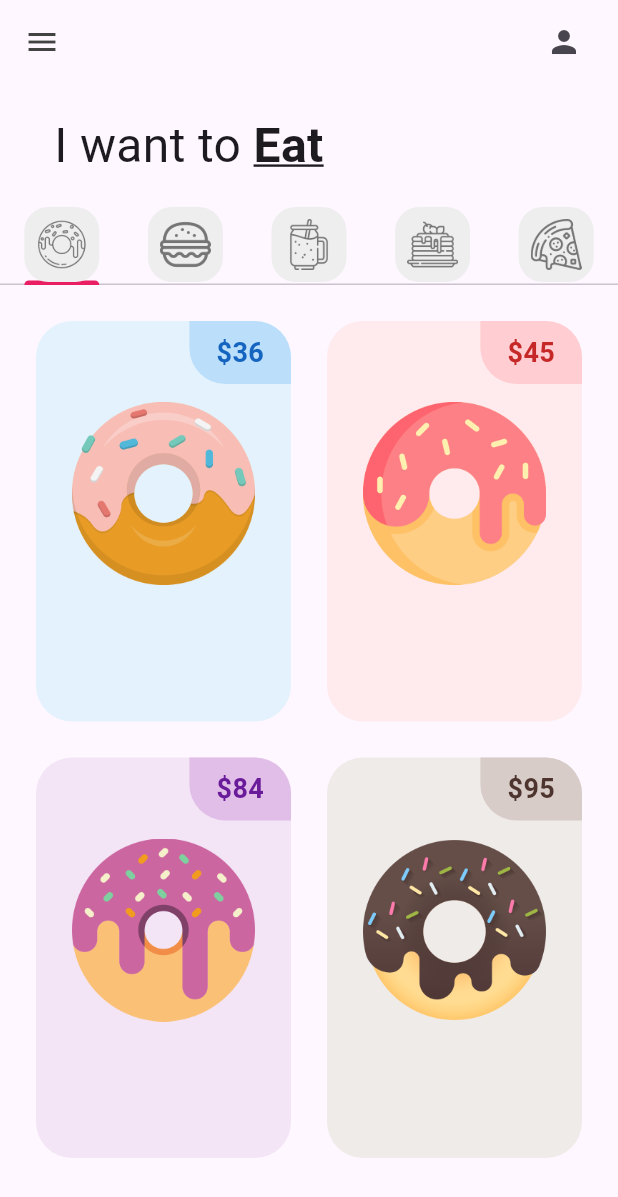
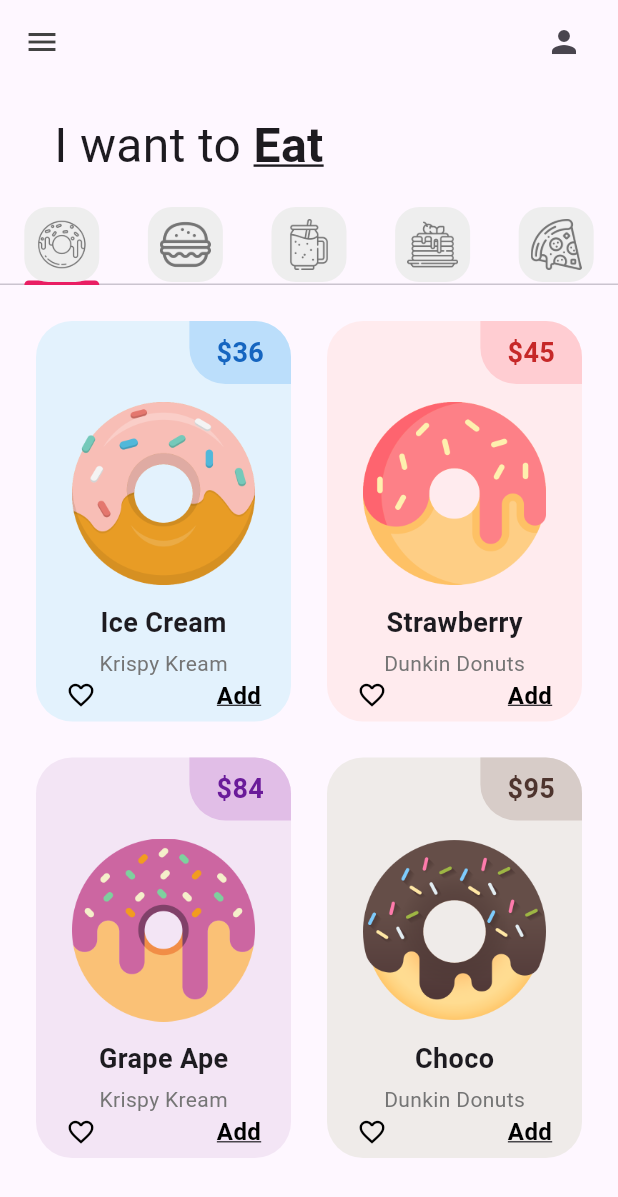
Before and after one commit to marianalarag/donut_app_2a_lara, a Flutter app: the screen it shows after launch, on a phone screen of 412 x 824 dp. Shown: the top 1197 px of the screen. Run offline on Flutter 3.47's test engine with Material 3 defaults, Android fonts, the light colour scheme and no system bars.

Commit message:
Finished donut_tile

```diff
--- a/lib/tabs/donut_tab.dart
+++ b/lib/tabs/donut_tab.dart
@@ -4,11 +4,11 @@ import 'package:flutter/material.dart';
 class DonutTab extends StatelessWidget {
   //Lista de donas
   final List donutsOnSale = [
-    // [ donutFlavor, donutPrice, donutColor, imageName ]
-   ["Ice Cream", "36", Colors.blue, "lib/images/icecream_donut.png"],
-   ["Strawberry", "45", Colors.red, "lib/images/strawberry_donut.png"],
-   ["Grape Ape", "84", Colors.purple, "lib/images/grape_donut.png"],
-   ["Choco", "95", Colors.brown, "lib/images/chocolate_donut.png"],
+    // [ donutFlavor, donutStore, donutPrice, donutColor, imageName ]
+   ["Ice Cream","Krispy Kream", "36", Colors.blue, "lib/images/icecream_donut.png"],
+   ["Strawberry","Dunkin Donuts", "45", Colors.red, "lib/images/strawberry_donut.png"],
+   ["Grape Ape","Krispy Kream", "84", Colors.purple, "lib/images/grape_donut.png"],
+   ["Choco","Dunkin Donuts", "95", Colors.brown, "lib/images/chocolate_donut.png"],
   ]; //final es como la decisión final, no va a cambiar
   DonutTab({super.key});
 
@@ -28,9 +28,11 @@ class DonutTab extends StatelessWidget {
       //Elemento individual de la cuadrícula
         return DonutTile(
           donutFlavor : donutsOnSale [index][0],
-          donutPrice : donutsOnSale [index][1],
-          donutColor : donutsOnSale [index][2],
-          imageName : donutsOnSale [index][3],
+          donutStore : donutsOnSale [index][1],
+          donutPrice : donutsOnSale [index][2],
+          donutColor : donutsOnSale [index][3],
+          imageName : donutsOnSale [index][4],
+
 
         );
       },//Contexto y donde está
--- a/lib/utils/donut_tile.dart
+++ b/lib/utils/donut_tile.dart
@@ -2,9 +2,12 @@ import 'package:flutter/material.dart';
 
 class DonutTile extends StatelessWidget {
  final String donutFlavor;
+ final String donutStore;
+  final String imageName;
  final String donutPrice;
  final dynamic donutColor;  //dynamic porque será de tipo Color y también usará []
- final String imageName;
+
+
 
  const DonutTile({
    super.key,
@@ -12,6 +15,7 @@ class DonutTile extends StatelessWidget {
    required this.donutPrice,
    required this.donutColor,
    required this.imageName,
+   required this.donutStore,
  });
 
  @override
@@ -42,10 +46,39 @@ class DonutTile extends StatelessWidget {
           Padding(
             padding: const EdgeInsets.symmetric(horizontal: 24, vertical: 12),
             child: Image.asset(imageName),
+          ),
+          //Donut flavor text
+          Text(donutFlavor, style: TextStyle(fontWeight: FontWeight.bold, fontSize: 18),),
+          //Espacio entre textos
+          const SizedBox(
+            height: 4,
+          ),
+          Text(donutStore,style: TextStyle(color: Colors.grey[600])),
+          //Love icon + add
+          Row(
+            mainAxisAlignment: MainAxisAlignment.spaceBetween,
+            children: [
+              Padding(
+                padding: EdgeInsets.only(left: 20),
+                child: Icon(Icons.favorite_border, color: Colors.black, size: 20.0),
+              ),
+              Padding(
+                padding: EdgeInsets.only(right: 20),
+                child: Text(
+                  'Add',
+                  style: TextStyle(
+                    decoration: TextDecoration.underline, // Subrayado en el texto
+                    color: Colors.black,
+                    fontSize: 16,
+                    fontWeight: FontWeight.bold
+                  ),
+                ),
+              ),
+            ],
           )
-          //Donut flavor text
 
-          //Love icon + add
+
+
 
           ],
         ),
```
